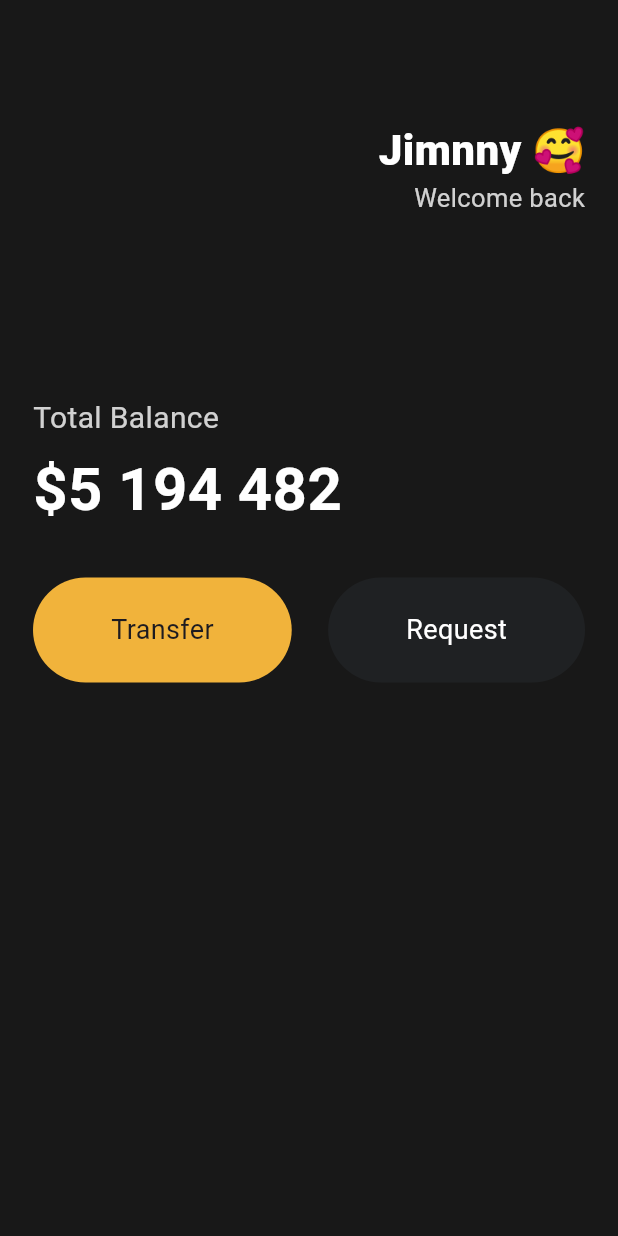
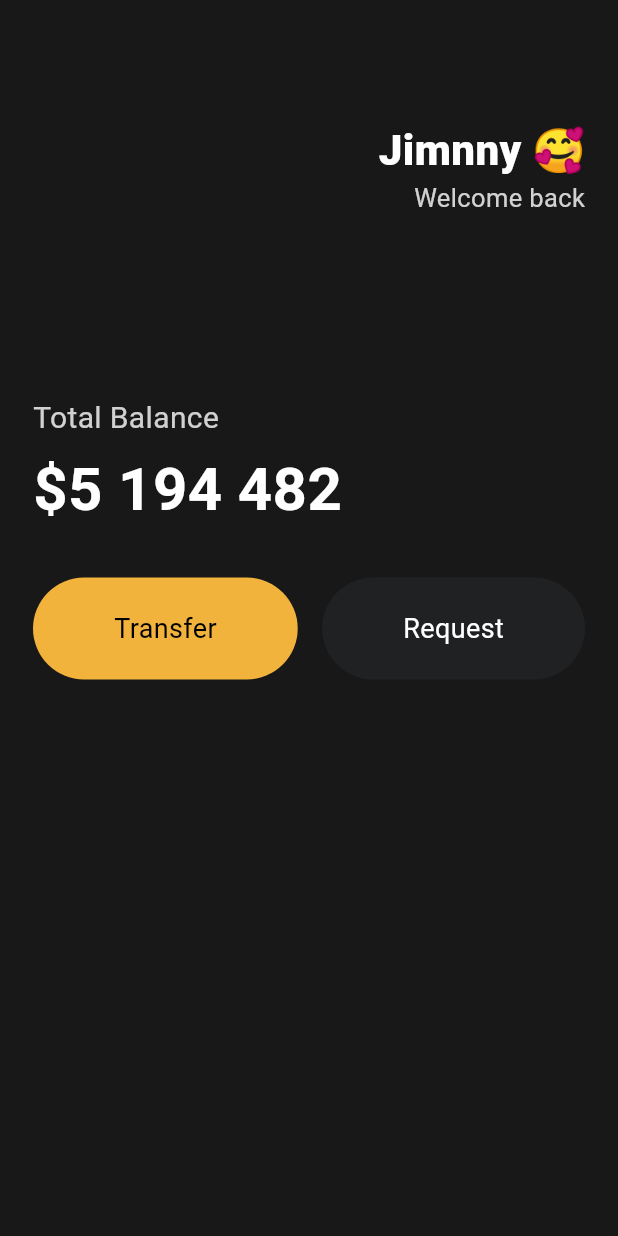
Before and after one commit to wozlsla/flutter, a Flutter app: the screen it shows after launch, on a phone screen of 412 x 824 dp. Run offline on Flutter 3.47's test engine with Material 3 defaults, Android fonts, the light colour scheme and no system bars.

Commit message:
feat: reusable widgets

```diff
--- a/lib/main.dart
+++ b/lib/main.dart
@@ -1,4 +1,5 @@
 import 'package:flutter/material.dart';
+import 'widgets/button.dart';
 
 void main() {
   runApp(App());
@@ -75,43 +76,16 @@
             Row(
               mainAxisAlignment: MainAxisAlignment.spaceBetween,
               children: [
-                Container(
-                  decoration: BoxDecoration(
-                    color: Color(0xFFF1B33B),
-                    borderRadius: BorderRadius.circular(45),
-                  ),
-                  child: Padding(
-                    padding: EdgeInsets.symmetric(
-                      vertical: 22,
-                      horizontal: 52,
-                    ),
-                    child: Text(
-                      'Transfer',
-                      style: TextStyle(
-                        fontSize: 18,
-                      ),
-                    ),
-                  ),
+                Button(
+                  text: 'Transfer',
+                  bgColor: Color(0xFFF1B33B),
+                  textColor: Colors.black,
                 ),
-                Container(
-                  decoration: BoxDecoration(
-                    color: Color(0xFF1F2123),
-                    borderRadius: BorderRadius.circular(45),
-                  ),
-                  child: Padding(
-                    padding: EdgeInsets.symmetric(
-                      vertical: 22,
-                      horizontal: 52,
-                    ),
-                    child: Text(
-                      'Request',
-                      style: TextStyle(
-                        fontSize: 18,
-                        color: Colors.white,
-                      ),
-                    ),
-                  ),
-                )
+                Button(
+                  text: 'Request',
+                  bgColor: Color(0xFF1F2123),
+                  textColor: Colors.white,
+                ),
               ],
             )
           ],
--- /dev/null
+++ b/lib/widgets/button.dart
@@ -0,0 +1,37 @@
+import 'package:flutter/material.dart';
+
+class Button extends StatelessWidget {
+  final String text;
+  final Color bgColor;
+  final Color textColor;
+
+  const Button({
+    super.key,
+    required this.text,
+    required this.bgColor,
+    required this.textColor,
+  });
+
+  @override
+  Widget build(BuildContext context) {
+    return Container(
+      decoration: BoxDecoration(
+        color: bgColor,
+        borderRadius: BorderRadius.circular(45),
+      ),
+      child: Padding(
+        padding: EdgeInsets.symmetric(
+          vertical: 21,
+          horizontal: 54,
+        ),
+        child: Text(
+          text,
+          style: TextStyle(
+            fontSize: 18,
+            color: textColor,
+          ),
+        ),
+      ),
+    );
+  }
+}
```
